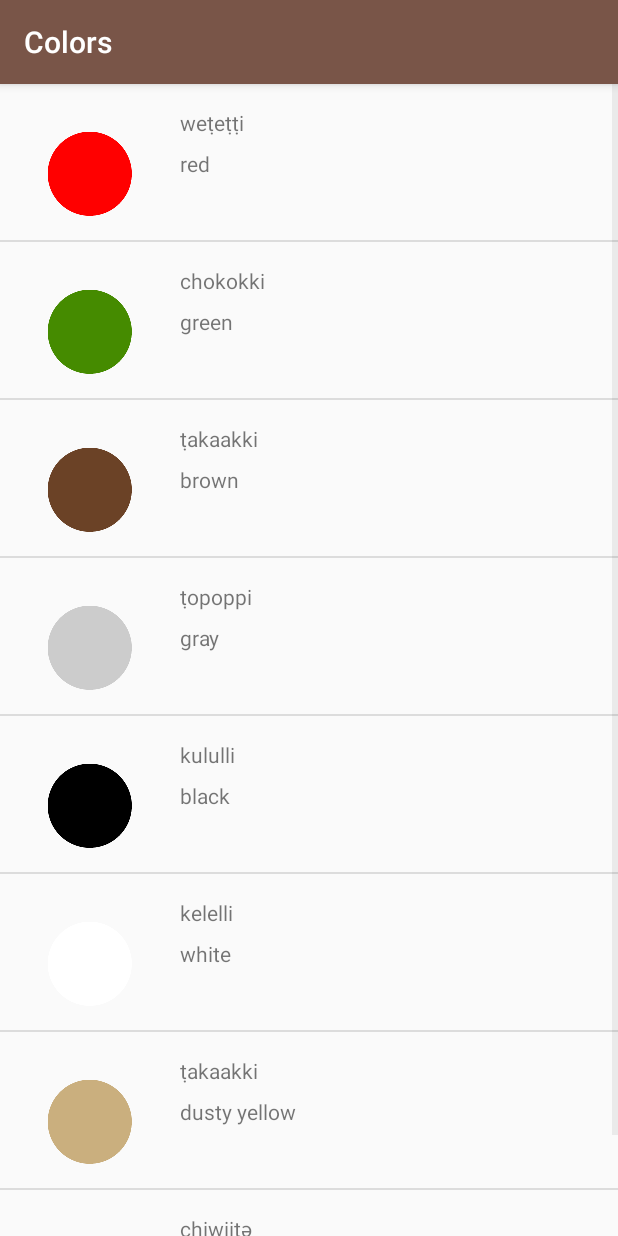
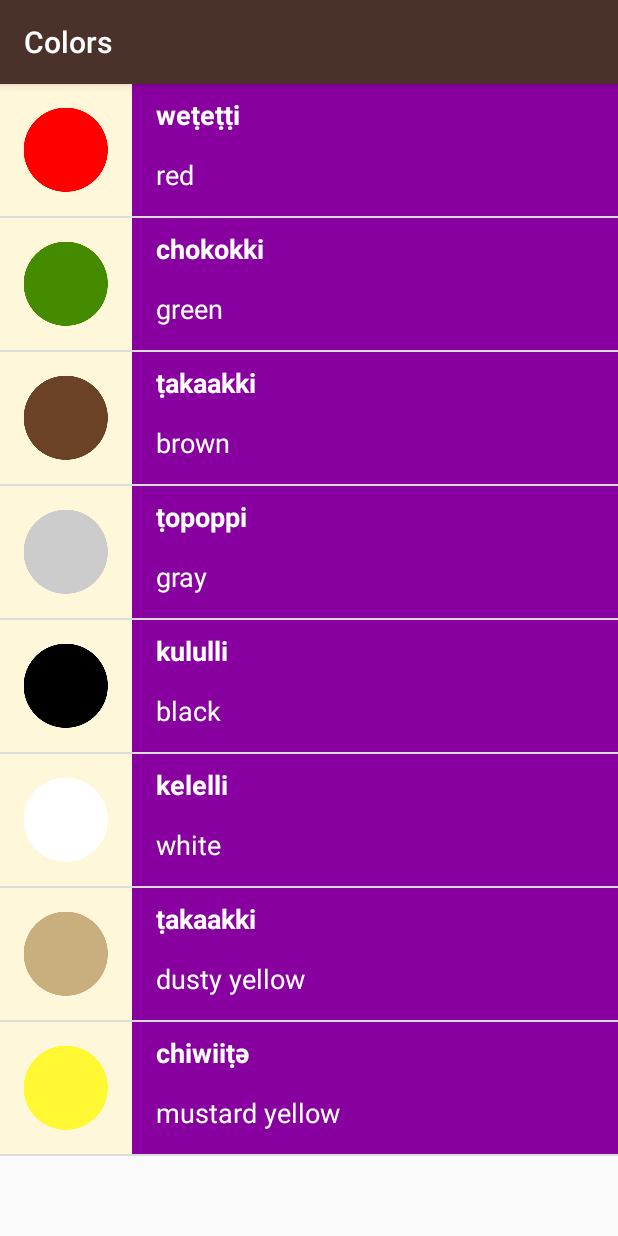
Before and after one commit to MadhuriChelluboina/Miwok, an Android app: the ColorsActivity screen opened directly, with no data from a screen before it, on a phone screen of 412 x 824 dp. Run offline under Robolectric (Android 15) with nearby library versions, the phone set to English and light mode, and no system bars.

Commit message:
added visual polish

```diff
--- a/app/src/main/java/com/example/miwok/ColorsActivity.java
+++ b/app/src/main/java/com/example/miwok/ColorsActivity.java
@@ -27,7 +27,7 @@ public class ColorsActivity extends AppCompatActivity {
         colorsArrayList.add(new CustomWords("chiwiiṭә","mustard yellow",R.drawable.color_mustard_yellow));
 
         ListView listView = findViewById(R.id.root_listView);
-        CustomAdapter customAdapter = new CustomAdapter(this,colorsArrayList);
+        CustomAdapter customAdapter = new CustomAdapter(this,colorsArrayList,R.color.colors_color);
         listView.setAdapter(customAdapter);
 
 
--- a/app/src/main/java/com/example/miwok/CustomAdapter.java
+++ b/app/src/main/java/com/example/miwok/CustomAdapter.java
@@ -1,6 +1,7 @@
 package com.example.miwok;
 
 import android.content.Context;
+import android.support.v4.content.ContextCompat;
 import android.view.LayoutInflater;
 import android.view.View;
 import android.view.ViewGroup;
@@ -11,8 +12,11 @@ import android.widget.TextView;
 import java.util.ArrayList;
 
 public class CustomAdapter extends ArrayAdapter<CustomWords> {
-    public CustomAdapter(Context context, ArrayList<CustomWords> customWords) {
+    private int mColorId;
+
+    public CustomAdapter(Context context, ArrayList<CustomWords> customWords, int mColorId) {
         super(context, 0, customWords);
+        this.mColorId = mColorId;
     }
 
 
@@ -43,7 +47,9 @@ public class CustomAdapter extends ArrayAdapter<CustomWords> {
             ImageView mImageView = listItemView.findViewById(R.id.icon_imageView);
             mImageView.setVisibility(View.GONE);
         }
-
+         View container = listItemView.findViewById(R.id.listView_container);
+        int color = ContextCompat.getColor(getContext(),mColorId);
+        container.setBackgroundColor(color);
         //listview will take this return value and add this to itself as its child view
         return listItemView;
     }
--- a/app/src/main/java/com/example/miwok/FamilyActivity.java
+++ b/app/src/main/java/com/example/miwok/FamilyActivity.java
@@ -26,7 +26,7 @@ public class FamilyActivity extends AppCompatActivity {
         mFamilyArrayList.add(new CustomWords("paapa","grand father",R.drawable.family_grandfather));
 
         ListView listView = findViewById(R.id.root_listView);
-        CustomAdapter adapter = new CustomAdapter(this,mFamilyArrayList);
+        CustomAdapter adapter = new CustomAdapter(this,mFamilyArrayList,R.color.family_color);
         listView.setAdapter(adapter);
     }
 }
--- a/app/src/main/java/com/example/miwok/NumbersActivity.java
+++ b/app/src/main/java/com/example/miwok/NumbersActivity.java
@@ -34,7 +34,7 @@ public class NumbersActivity extends AppCompatActivity {
 //            mNumbers_rootView.addView(mNumbers_textView);
 //        }
 
-        CustomAdapter customAdapter = new CustomAdapter(this,mNumbersList);
+        CustomAdapter customAdapter = new CustomAdapter(this,mNumbersList,R.color.numbers_color);
         ListView mNumbers_ListView = findViewById(R.id.root_listView);
         mNumbers_ListView.setAdapter(customAdapter);
 
--- a/app/src/main/java/com/example/miwok/PhrasesActivity.java
+++ b/app/src/main/java/com/example/miwok/PhrasesActivity.java
@@ -26,7 +26,7 @@ public class PhrasesActivity extends AppCompatActivity {
         mPhrasesArrayList.add(new CustomWords("yoowutis","Let’s go."));
         mPhrasesArrayList.add(new CustomWords("әnni'nem","Come here."));
 
-        CustomAdapter adapter = new CustomAdapter(this,mPhrasesArrayList);
+        CustomAdapter adapter = new CustomAdapter(this,mPhrasesArrayList,R.color.phrases_color);
         listView.setAdapter(adapter);
     }
 }
--- a/app/src/main/res/layout/list.xml
+++ b/app/src/main/res/layout/list.xml
@@ -7,5 +7,4 @@
     android:id="@+id/root_listView"
     tools:context=".NumbersActivity">
 
-
 </ListView>
--- a/app/src/main/res/layout/list_itemview.xml
+++ b/app/src/main/res/layout/list_itemview.xml
@@ -1,40 +1,47 @@
 <?xml version="1.0" encoding="utf-8"?>
 <android.support.constraint.ConstraintLayout
+    android:id="@+id/listView_container"
     xmlns:android="http://schemas.android.com/apk/res/android"
     xmlns:app="http://schemas.android.com/apk/res-auto"
     xmlns:tools="http://schemas.android.com/tools"
     android:layout_width="match_parent"
-    android:layout_height="match_parent">
+    android:layout_height="wrap_content"
+    android:background="#FD8E09">
 
 
     <TextView
         android:id="@+id/foreign_textView"
+        style="@style/listItemDimen"
         android:layout_width="0dp"
         android:layout_height="wrap_content"
         android:layout_marginStart="16dp"
         android:layout_marginLeft="16dp"
-        android:layout_marginTop="16dp"
+        android:layout_marginTop="8dp"
+        android:gravity="bottom"
+        android:textStyle="bold"
         app:layout_constraintStart_toEndOf="@+id/icon_imageView"
         app:layout_constraintTop_toTopOf="parent"
         tools:text="foreign word" />
 
     <TextView
         android:id="@+id/native_textView"
+        style="@style/listItemDimen"
         android:layout_width="0dp"
         android:layout_height="wrap_content"
         android:layout_marginTop="8dp"
-        tools:text="native word"
+        android:layout_marginBottom="8dp"
+        android:gravity="top"
+        app:layout_constraintBottom_toBottomOf="parent"
         app:layout_constraintStart_toStartOf="@+id/foreign_textView"
-        app:layout_constraintTop_toBottomOf="@+id/foreign_textView" />
+        app:layout_constraintTop_toBottomOf="@+id/foreign_textView"
+        tools:text="native word" />
 
     <ImageView
         android:id="@+id/icon_imageView"
         android:layout_width="wrap_content"
         android:layout_height="wrap_content"
-        android:layout_marginStart="16dp"
-        android:layout_marginLeft="16dp"
-        android:layout_marginTop="16dp"
         app:layout_constraintStart_toStartOf="parent"
         app:layout_constraintTop_toTopOf="parent"
-        tools:src="@drawable/family_mother" />
+        tools:src="@drawable/family_mother"
+        android:background="#FFF7DA"/>
 </android.support.constraint.ConstraintLayout>
--- a/app/src/main/res/values/colors.xml
+++ b/app/src/main/res/values/colors.xml
@@ -1,6 +1,10 @@
 <?xml version="1.0" encoding="utf-8"?>
 <resources>
-    <color name="colorPrimary">#795548</color>
-    <color name="colorPrimaryDark">#4b2c20</color>
+    <color name="colorPrimary">#4A312A</color>
+    <color name="colorPrimaryDark">#2F1D1A</color>
     <color name="colorAccent">#ffc400</color>
+    <color name="family_color">#379237</color>
+    <color name="numbers_color">#FD8E09</color>
+    <color name="colors_color">#8800A0</color>
+    <color name="phrases_color">#16AFCA</color>
 </resources>
--- a/app/src/main/res/values/styles.xml
+++ b/app/src/main/res/values/styles.xml
@@ -13,6 +13,10 @@
         <item name="android:textColor">#FFF</item>
         <item name="android:textStyle">bold</item>
         <item name="android:textAppearance">@style/TextAppearance.AppCompat.Medium</item>
+    </style>
+    <style name="listItemDimen">
+        <item name="android:textColor">#FFFFFF</item>
+        <item name="android:textSize">18sp</item>
 
     </style>
 
```
Also changed, not shown: app/src/main/res/layout/activity_main.xml (+6 -5 lines).
